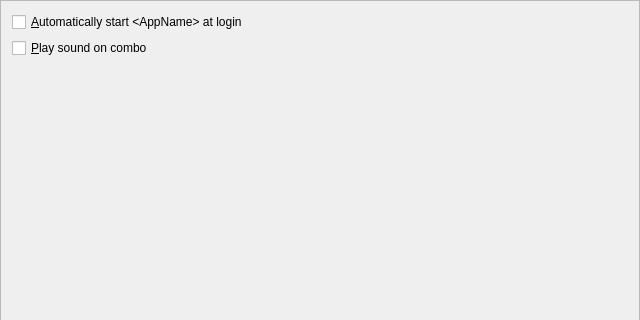
Before: the Qt Designer form PreferencesFrame.ui in xmichelo/Beeftext, drawn with Qt 5; both pictures show x 0 to 640 and y 0 to 320 of the 640 by 480 pixel window.
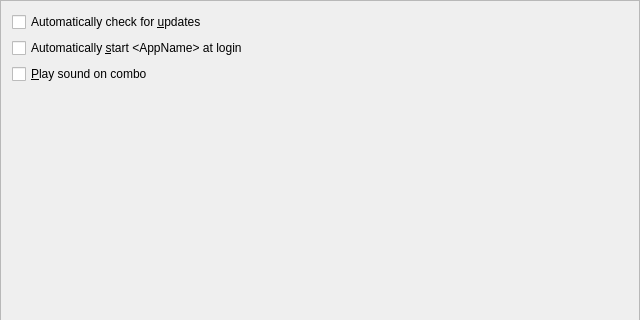
After: the same form once the commit is applied.

Commit message: Added preference to turn update check on and off. Fixes #19.

```diff
--- a/PreferencesFrame.ui
+++ b/PreferencesFrame.ui
@@ -20,10 +20,17 @@
    <enum>QFrame::Raised</enum>
   </property>
   <layout class="QVBoxLayout" name="verticalLayout">
+   <item>
+    <widget class="QCheckBox" name="checkAutoCheckForUpdates">
+     <property name="text">
+      <string>Automatically check for &amp;updates</string>
+     </property>
+    </widget>
+   </item>
    <item>
     <widget class="QCheckBox" name="checkAutoStart">
      <property name="text">
-      <string notr="true">&amp;Automatically start &lt;AppName&gt; at login</string>
+      <string notr="true">Automatically &amp;start &lt;AppName&gt; at login</string>
      </property>
     </widget>
    </item>
```
Left out of the diff: 17 changed lines with no effect on the pictures. The commit also changes 6 other files.
